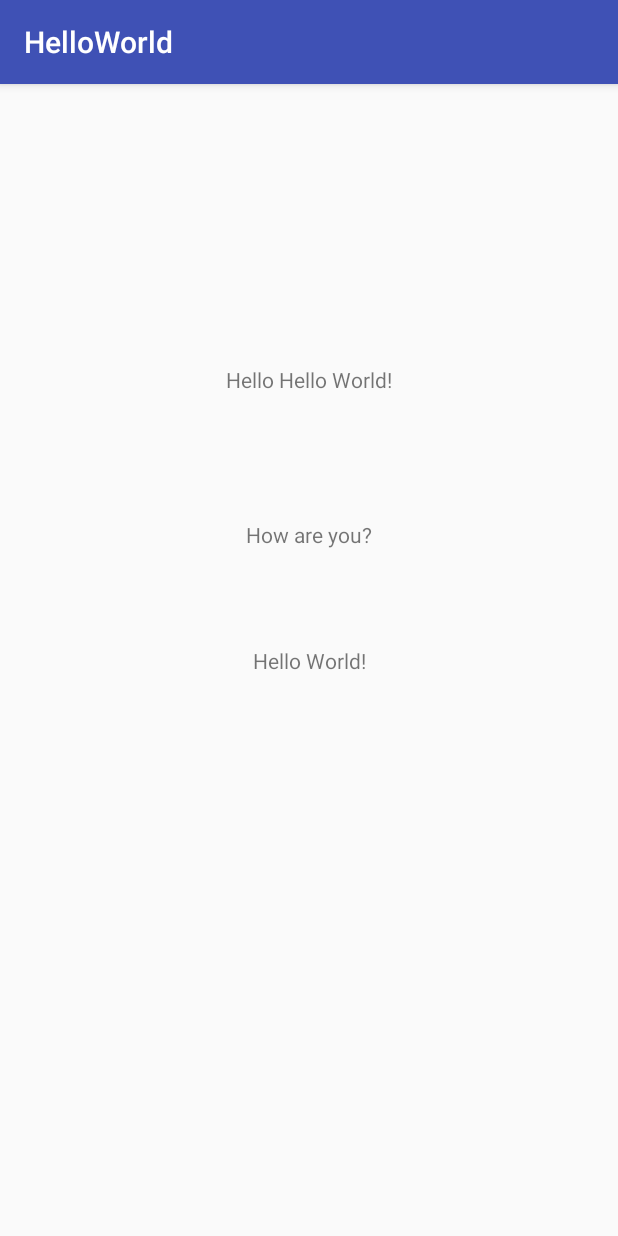
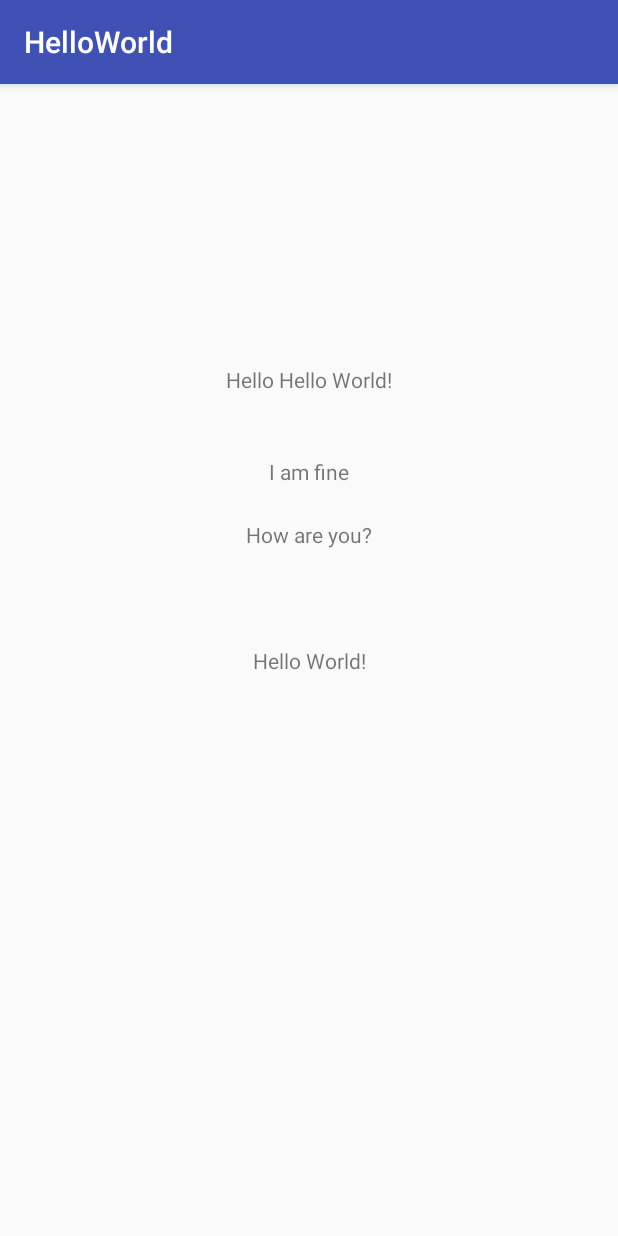
Before and after one commit to PallaviGanorkar/hello-world, an Android app: the screen it shows after launch (MainActivity), on a phone screen of 412 x 824 dp. Run offline under Robolectric (Android 15) with nearby library versions, the phone set to English and light mode, and no system bars.

Commit message:
check in 4 commit

```diff
--- a/app/src/main/res/layout/activity_main.xml
+++ b/app/src/main/res/layout/activity_main.xml
@@ -35,6 +35,15 @@
         app:layout_constraintLeft_toLeftOf="parent"
         app:layout_constraintRight_toRightOf="parent"
         app:layout_constraintTop_toBottomOf="@id/txt_hello_hello_world" />
+    <TextView
+        android:id="@+id/txt_fine"
+        android:layout_width="wrap_content"
+        android:layout_height="wrap_content"
+        android:text="I am fine"
+        app:layout_constraintBottom_toBottomOf="@id/txt_hru"
+        app:layout_constraintLeft_toLeftOf="parent"
+        app:layout_constraintRight_toRightOf="parent"
+        app:layout_constraintTop_toBottomOf="@id/txt_hello_hello_world" />
 
 
 
```
